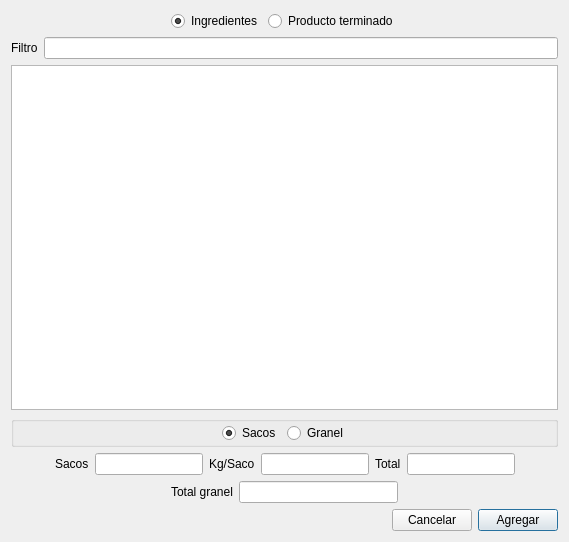
Qt form romano/ui/add_transaction.ui (elshaka/Romano) before a commit.
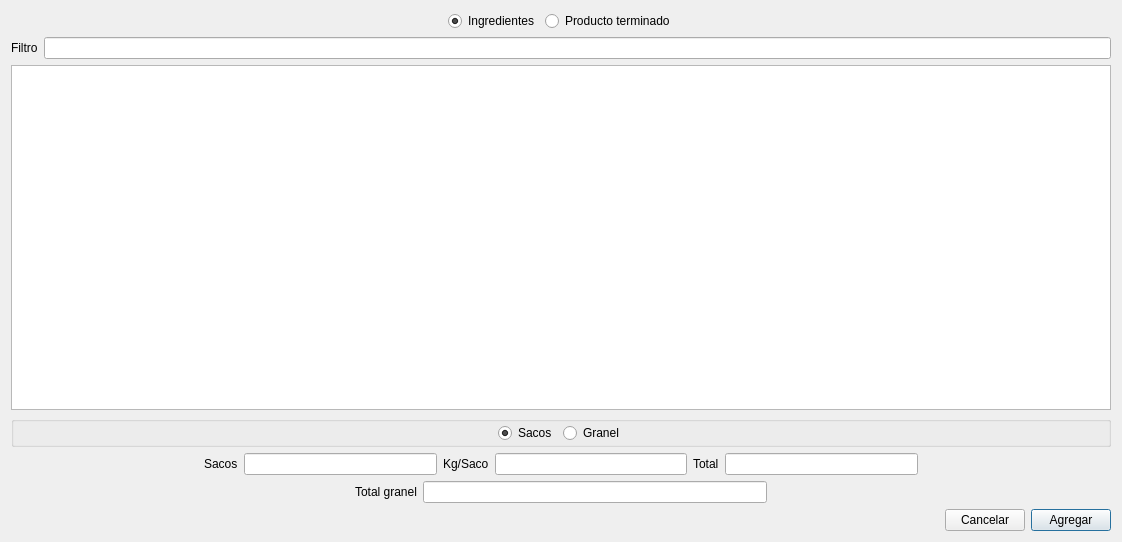
The same form after that commit.

```diff
--- a/romano/ui/add_transaction.ui
+++ b/romano/ui/add_transaction.ui
@@ -6,7 +6,7 @@
    <rect>
     <x>0</x>
     <y>0</y>
-    <width>569</width>
+    <width>1122</width>
     <height>542</height>
    </rect>
   </property>
@@ -99,7 +99,7 @@
       <bool>false</bool>
      </attribute>
      <attribute name="horizontalHeaderStretchLastSection">
-      <bool>false</bool>
+      <bool>true</bool>
      </attribute>
      <attribute name="verticalHeaderVisible">
       <bool>false</bool>
```
Left out of the diff: 44 changed lines with no effect on the pictures.
